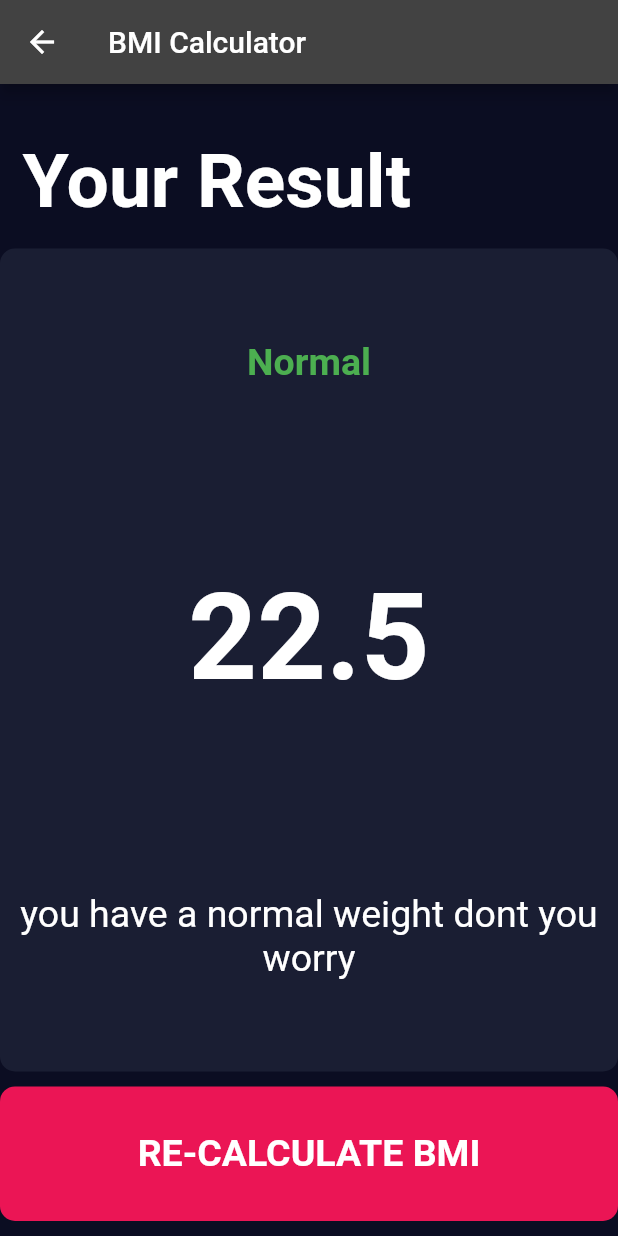
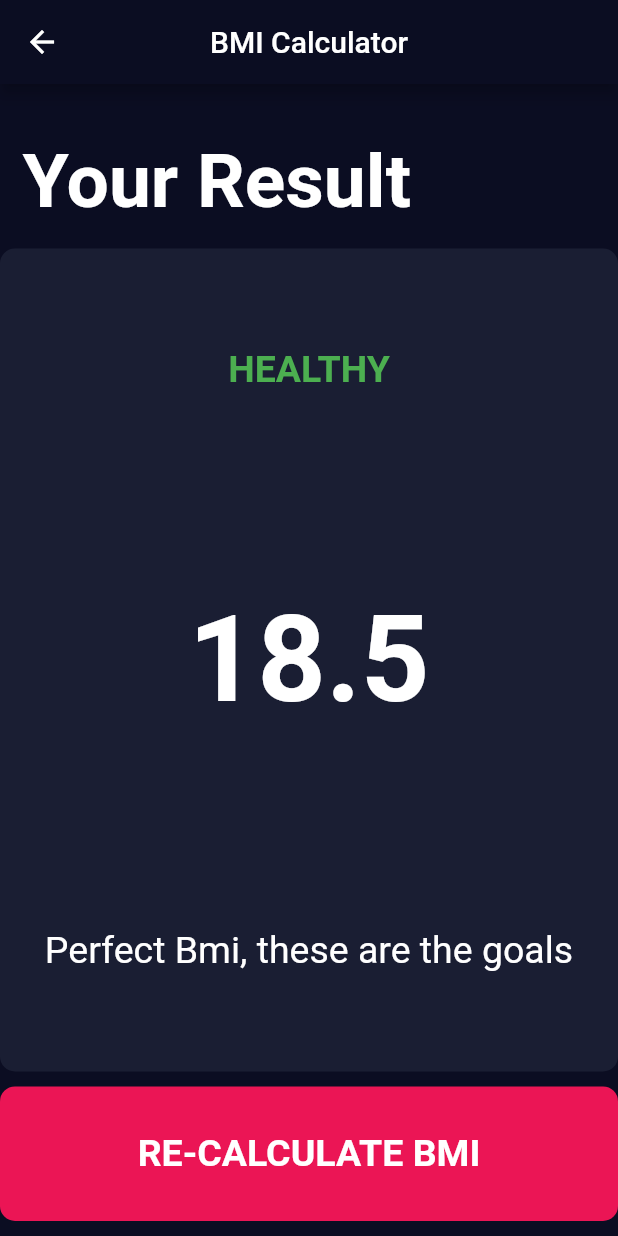
Before and after one commit to Baeyung/bmi_calculator, a Flutter app: the screen it shows after launch, after a tap on "CALCULATE", on a phone screen of 412 x 824 dp. Run offline on Flutter 3.47's test engine with Material 2 defaults, Android fonts, the phone set to English and light mode, and no system bars; our stand-ins replace font_awesome_flutter.

Commit message:
--added bmi functionality

```diff
--- /dev/null
+++ b/lib/Functionality/bmi_functionality.dart
@@ -0,0 +1,37 @@
+import 'dart:math';
+
+class BMIFunctionality {
+  final double weight;
+  final double height;
+  double _bmi = 0;
+  BMIFunctionality({required this.height, required this.weight});
+
+  String calculateBmi() {
+    _bmi = weight / pow(height / 100, 2);
+    return _bmi.toStringAsFixed(1);
+  }
+
+  String returnStatus() {
+    if (_bmi >= 30) {
+      return 'obesity';
+    } else if (_bmi >= 25) {
+      return 'overweight';
+    } else if (_bmi >= 18.5) {
+      return 'healthy';
+    } else {
+      return 'underweight';
+    }
+  }
+
+  String returnComment() {
+    if (_bmi >= 30) {
+      return 'Bruh you need to pray and workout';
+    } else if (_bmi >= 25) {
+      return 'Bruh eat a little less or youll suffer';
+    } else if (_bmi >= 18.5) {
+      return 'Perfect Bmi, these are the goals';
+    } else {
+      return 'Bruh, you need to eat more and stop getting bullied';
+    }
+  }
+}
--- a/lib/constants/konstants.dart
+++ b/lib/constants/konstants.dart
@@ -8,6 +8,7 @@ const Color kInactiveSliderColor = Color(0xff8d8e98);
 const Color kThumbColorSlider = Color(0xffeb1555);
 const Color kThumbElevationColor = Color(0xebeb1555);
 const Color kBottomBarColor = Color(0xffeb1555);
+const Color kAppBarColor = Color(0xff0B0D22);
 
 const BoxConstraints kSizeConstraints = BoxConstraints.tightFor(
   width: 56.0,
--- a/lib/input_page.dart
+++ b/lib/input_page.dart
@@ -1,3 +1,5 @@
+import 'package:bmi_calculator/Functionality/bmi_functionality.dart';
+import 'package:bmi_calculator/result_page.dart';
 import 'package:flutter/material.dart';
 import 'package:font_awesome_flutter/font_awesome_flutter.dart';
 import 'custom_widgets/icon_content.dart';
@@ -24,8 +26,6 @@ class _InputPageState extends State<InputPage> {
   Widget build(BuildContext context) {
     return Scaffold(
       appBar: AppBar(
-        centerTitle: true,
-        backgroundColor: const Color(0xff0B0D22),
         title: const Text('BMI Calcultor'),
       ),
       body: Column(
@@ -198,9 +198,23 @@ class _InputPageState extends State<InputPage> {
             ),
           ),
           BottomButton(
-            buttonText: 'CALCULATE',
-            onTap: () => Navigator.pushNamed(context, '/ResultPage'),
-          )
+              buttonText: 'CALCULATE',
+              onTap: () {
+                BMIFunctionality bmiFunctionality = BMIFunctionality(
+                  height: height.toDouble(),
+                  weight: weight.toDouble(),
+                );
+                Navigator.push(
+                  context,
+                  MaterialPageRoute(
+                    builder: (context) => ResultPage(
+                      bmi: bmiFunctionality.calculateBmi(),
+                      resultComment: bmiFunctionality.returnComment(),
+                      resultStatus: bmiFunctionality.returnStatus(),
+                    ),
+                  ),
+                );
+              })
         ],
       ),
     );
--- a/lib/main.dart
+++ b/lib/main.dart
@@ -1,6 +1,6 @@
-import 'package:bmi_calculator/result_page.dart';
 import 'package:bmi_calculator/constants/konstants.dart';
 import 'package:flutter/material.dart';
+import 'package:flutter/services.dart';
 import './input_page.dart';
 
 void main() {
@@ -13,6 +13,7 @@ class BmiCalculator extends StatelessWidget {
   @override
   Widget build(BuildContext context) {
     return MaterialApp(
+      debugShowCheckedModeBanner: false,
       theme: ThemeData.dark().copyWith(
         primaryColor: const Color(0xFF0B0D22),
         scaffoldBackgroundColor: const Color(0xFF0B0D22),
@@ -22,12 +23,15 @@ class BmiCalculator extends StatelessWidget {
           thumbColor: kThumbColorSlider,
           overlayColor: kThumbElevationColor,
         ),
+        appBarTheme: const AppBarTheme(
+          color: kAppBarColor,
+          centerTitle: true,
+          systemOverlayStyle: SystemUiOverlayStyle(
+            systemNavigationBarColor: kAppBarColor,
+          ),
+        ),
       ),
-      routes: {
-        '/': (context) => const InputPage(),
-        '/ResultPage': (context) => const ResultPage(),
-      },
-      initialRoute: '/',
+      home: const InputPage(),
     );
   }
 }
--- a/lib/result_page.dart
+++ b/lib/result_page.dart
@@ -3,7 +3,15 @@ import 'package:bmi_calculator/custom_widgets/bottom_button.dart';
 import 'package:flutter/material.dart';
 
 class ResultPage extends StatelessWidget {
-  const ResultPage({Key? key}) : super(key: key);
+  final String resultStatus;
+  final String resultComment;
+  final String bmi;
+  const ResultPage(
+      {Key? key,
+      required this.bmi,
+      required this.resultComment,
+      required this.resultStatus})
+      : super(key: key);
 
   @override
   Widget build(BuildContext context) {
@@ -32,17 +40,17 @@ class ResultPage extends StatelessWidget {
               child: Column(
                 mainAxisAlignment: MainAxisAlignment.spaceAround,
                 crossAxisAlignment: CrossAxisAlignment.center,
-                children: const [
+                children: [
                   Text(
-                    'Normal',
+                    resultStatus.toUpperCase(),
                     style: kResultTextStyle,
                   ),
                   Text(
-                    '22.5',
+                    bmi,
                     style: kBigTextStyle,
                   ),
                   Text(
-                    'you have a normal weight dont you worry',
+                    resultComment,
                     style: kResultCommentTextStyle,
                     textAlign: TextAlign.center,
                   ),
```
